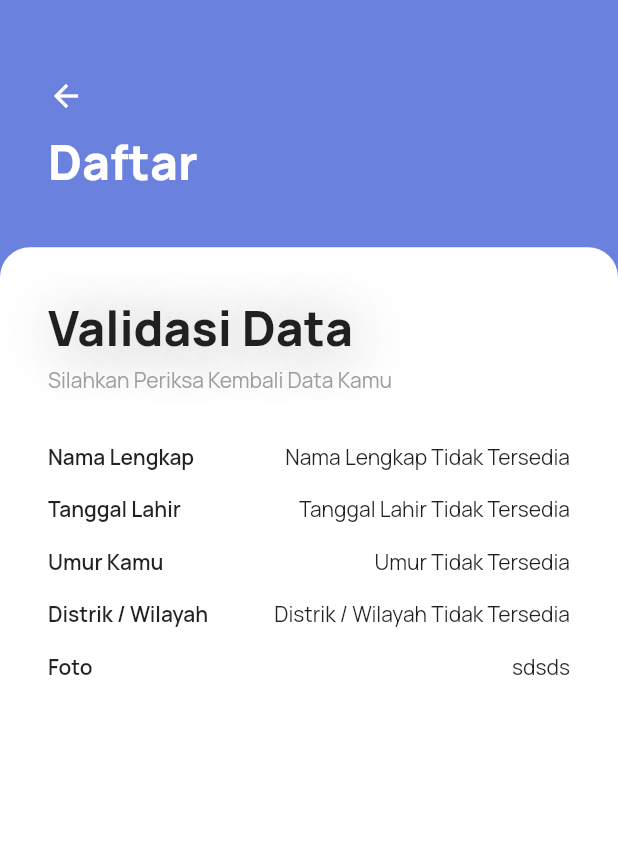
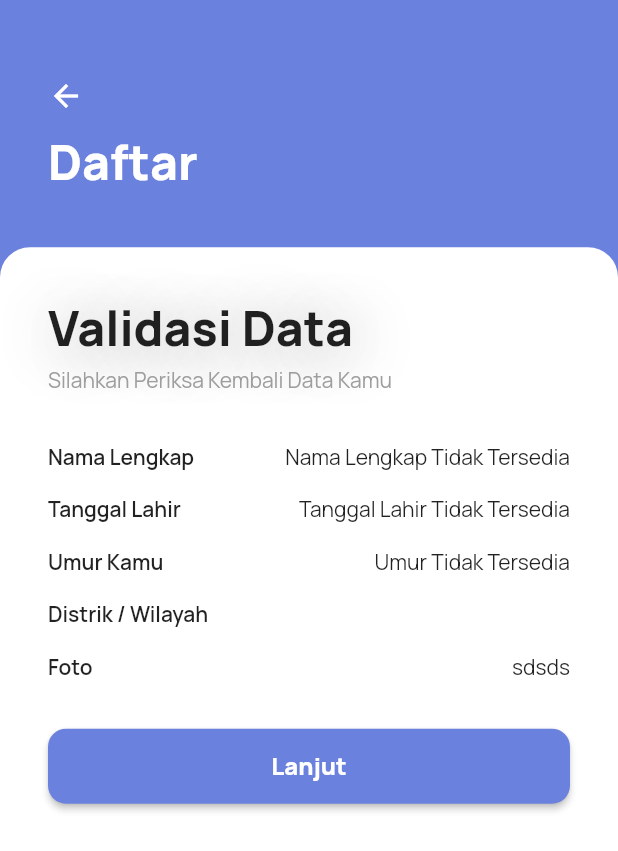
Before and after one commit to makbar666/srisuntari-mobileapp, a Flutter app: the ValidatePage screen opened directly, on a phone screen of 412 x 824 dp. Shown: the top 851 px of the screen. Run offline on Flutter 3.47's test engine with Material 2 defaults, Android fonts, the phone set to English and light mode, and no system bars; our stand-ins replace open_file, pdf, percent_indicator, rflutter_alert, shared_preferences, sqflite; accounts and stored records are empty.

Commit message:
databse add

```diff
--- a/lib/models/user_data.dart
+++ b/lib/models/user_data.dart
@@ -1,16 +1,14 @@
 class UserData {
   late final String name;
   late final DateTime tanggalLahir;
-  late final String wilayah;
 
-  UserData(
-      {required this.name, required this.tanggalLahir, required this.wilayah});
+  UserData({required this.name, required this.tanggalLahir});
 
   UserData.fromMap(Map<String, dynamic> result)
-      : name = result['name'] as String,
-        tanggalLahir = DateTime.parse(result['tanggalLahir'] as String),
-        wilayah = result['wilayah'] as String;
+      : name = result['name'],
+        tanggalLahir = DateTime.parse(result['tanggalLahir']);
+
   Map<String, Object> toMap() {
-    return {'name': name, 'tanggalLahir': tanggalLahir, 'wilayah': wilayah};
+    return {'name': name, 'tanggalLahir': tanggalLahir.toIso8601String()};
   }
 }
--- a/lib/quiz/mulai_quiz_page.dart
+++ b/lib/quiz/mulai_quiz_page.dart
@@ -1,14 +1,12 @@
 import 'package:flutter/material.dart';
 import 'package:percent_indicator/circular_percent_indicator.dart';
 import 'package:srisuntari_mobileapp/quiz/quiz.dart';
-
 
 class MulaiQuiz extends StatelessWidget {
   const MulaiQuiz({super.key});
 
   @override
   Widget build(BuildContext context) {
-
     return Scaffold(
       backgroundColor: Color(0xFF6B81DE),
       body: Stack(
--- a/lib/register/register_page.dart
+++ b/lib/register/register_page.dart
@@ -45,7 +45,7 @@ class _RegisterPageState extends State<RegisterPage> {
     UserData userData = UserData(
       name: _namaLengkapController.text,
       tanggalLahir: DateTime.parse(_tanggalLahirController.text),
-      wilayah: _wilayahController.text,
+      // wilayah: _wilayahController.text,
     );
     int result = await dbHelper.insertUserdata(userData);
     return result;
--- a/lib/register/validate_page.dart
+++ b/lib/register/validate_page.dart
@@ -6,6 +6,7 @@ import 'package:intl/intl.dart';
 import 'package:sqflite/sqflite.dart';
 import 'package:srisuntari_mobileapp/models/database_helper.dart';
 import 'package:srisuntari_mobileapp/models/user_data.dart';
+import 'package:srisuntari_mobileapp/quiz/mulai_quiz_page.dart';
 
 class ValidatePage extends StatefulWidget {
   const ValidatePage({super.key});
@@ -185,8 +186,8 @@ class _ValidatePageState extends State<ValidatePage> {
                                             fontWeight: FontWeight.w600,
                                           )),
                                       Spacer(),
-                                      Text(userData?.wilayah ??
-                                          'Distrik / Wilayah Tidak Tersedia'),
+                                      // Text(userData?.wilayah ??
+                                      //     'Distrik / Wilayah Tidak Tersedia'),
                                     ],
                                   ),
                                   SizedBox(height: 16),
@@ -201,17 +202,38 @@ class _ValidatePageState extends State<ValidatePage> {
                                     ],
                                   ),
                                   SizedBox(height: 32),
-                                  // image dari path gambar
-                                  // Container(
-                                  //   width: 50,
-                                  //   height: 50,
-                                  //   child: gambarPath != null
-                                  //       ? Image.file(
-                                  //           File(gambarPath!),
-                                  //           fit: BoxFit.cover,
-                                  //         )
-                                  //       : Placeholder(),
-                                  // )
+                                  // button lanjut ke halaman berikutnya
+                                  Container(
+                                    width: double.infinity,
+                                    height: 50,
+                                    child: ElevatedButton(
+                                      onPressed: () async {
+                                        // Menuju mulai_quiz_page.dart
+                                        Navigator.push(
+                                          context,
+                                          MaterialPageRoute(
+                                              builder: (context) =>
+                                                  MulaiQuiz()),
+                                        );
+                                      },
+                                      child: Text(
+                                        "Lanjut",
+                                        style: TextStyle(
+                                          fontFamily: 'Manrope',
+                                          fontSize: 16,
+                                          fontWeight: FontWeight.bold,
+                                          color: Colors.white,
+                                        ),
+                                      ),
+                                      style: ElevatedButton.styleFrom(
+                                        primary: Color(0xFF6B81DE),
+                                        shape: RoundedRectangleBorder(
+                                          borderRadius:
+                                              BorderRadius.circular(12.0),
+                                        ),
+                                      ),
+                                    ),
+                                  ),
                                 ],
                               );
                             }
--- a/pubspec.yaml
+++ b/pubspec.yaml
@@ -43,7 +43,6 @@ dependencies:
   sqflite: ^2.3.0
   pdf: ^3.10.4
   open_file: ^3.3.2
-  path_provider: ^2.1.1
 
 dev_dependencies:
   flutter_test:
```
Also changed, not shown: lib/models/database_helper.dart (+20 -6 lines), lib/quiz/class/quizt_braind.dart (+59 -42 lines), lib/quiz/quiz.dart (+4 -22 lines), pubspec.lock, 1 other file.
